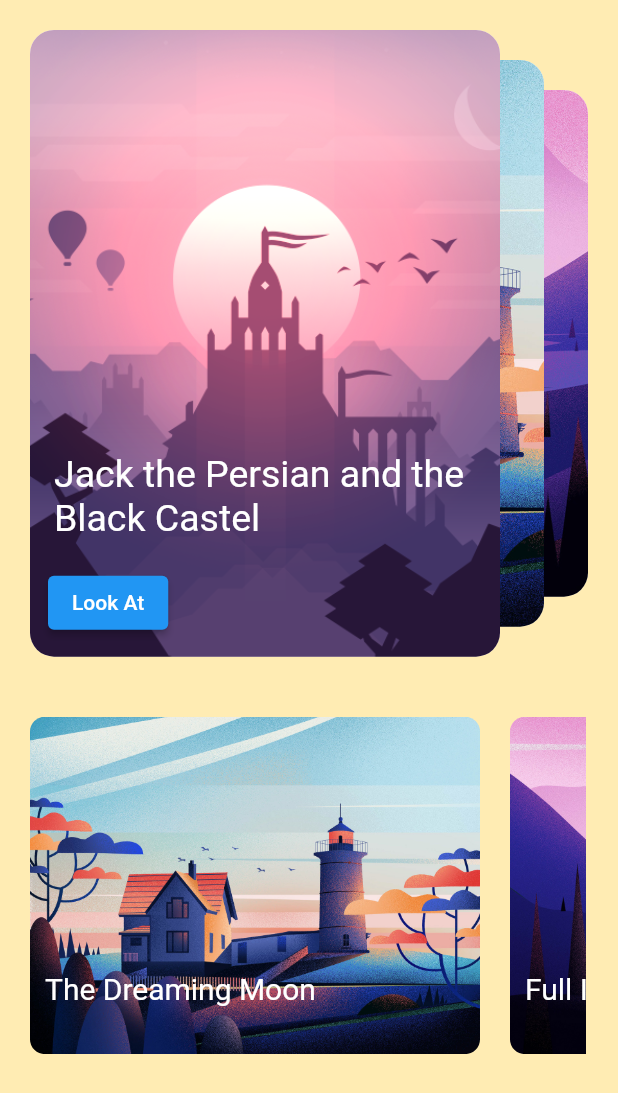
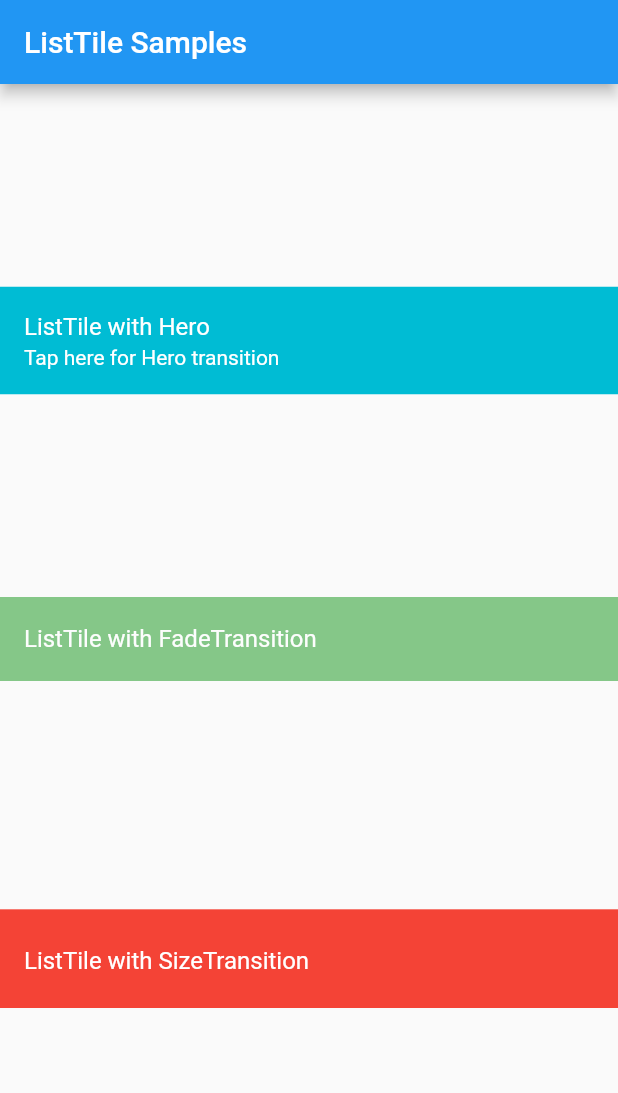
Before and after one commit to yavuzfk/ready_widgets, a Flutter app: the screen it shows after launch, on a phone screen of 412 x 824 dp. Shown: the top 1093 px of the screen. Run offline on Flutter 3.47's test engine with Material 2 defaults, Android fonts, the phone set to English and light mode, and no system bars; our stand-ins replace another_flushbar; Roboto replaces fonts that are missing (SF-Pro-Text-Regular).

Commit message:
animative list tile added

```diff
--- a/lib/main.dart
+++ b/lib/main.dart
@@ -1,5 +1,5 @@
 import 'package:flutter/material.dart';
-import 'package:ready_widgets/widgets/cards/cards_view.dart';
+import 'package:ready_widgets/widgets/user_message_widgets/animative_listTile.dart';
 
 void main() {
   runApp(const MyApp());
@@ -17,6 +17,6 @@ class MyApp extends StatelessWidget {
         theme: ThemeData(
             primarySwatch: Colors.blue,
             scaffoldBackgroundColor: Colors.amber.shade100),
-        home: const CardsView());
+        home: const ListTileApp());
   }
 }
--- /dev/null
+++ b/lib/widgets/user_message_widgets/animative_listTile.dart
@@ -0,0 +1,144 @@
+import 'package:flutter/material.dart';
+
+void main() => runApp(const ListTileApp());
+
+class ListTileApp extends StatelessWidget {
+  const ListTileApp({super.key});
+
+  @override
+  Widget build(BuildContext context) {
+    return MaterialApp(
+      theme: ThemeData(
+          listTileTheme: const ListTileThemeData(
+        textColor: Colors.white,
+      )),
+      home: Scaffold(
+        appBar: AppBar(title: const Text('ListTile Samples')),
+        body: const LisTileExample(),
+      ),
+    );
+  }
+}
+
+class LisTileExample extends StatefulWidget {
+  const LisTileExample({super.key});
+
+  @override
+  State<LisTileExample> createState() => _LisTileExampleState();
+}
+
+class _LisTileExampleState extends State<LisTileExample>
+    with TickerProviderStateMixin {
+  late final AnimationController _fadeController;
+  late final AnimationController _sizeController;
+  late final Animation<double> _fadeAnimation;
+  late final Animation<double> _sizeAnimation;
+
+  @override
+  void initState() {
+    super.initState();
+    _fadeController = AnimationController(
+      duration: const Duration(seconds: 3),
+      vsync: this,
+    )..repeat(reverse: true);
+
+    _sizeController = AnimationController(
+      duration: const Duration(milliseconds: 850),
+      vsync: this,
+    )..repeat(reverse: true);
+
+    _fadeAnimation = CurvedAnimation(
+      parent: _fadeController,
+      curve: Curves.easeInOut,
+    );
+
+    _sizeAnimation = CurvedAnimation(
+      parent: _sizeController,
+      curve: Curves.easeOut,
+    );
+  }
+
+  @override
+  void dispose() {
+    _fadeController.dispose();
+    _sizeController.dispose();
+    super.dispose();
+  }
+
+  @override
+  Widget build(BuildContext context) {
+    return Column(
+      mainAxisAlignment: MainAxisAlignment.spaceEvenly,
+      children: <Widget>[
+        Hero(
+          tag: 'ListTile-Hero',
+          // Wrap the ListTile in a Material widget so the ListTile has someplace
+          // to draw the animated colors during the hero transition.
+          child: Material(
+            child: ListTile(
+              title: const Text('ListTile with Hero'),
+              subtitle: const Text('Tap here for Hero transition'),
+              tileColor: Colors.cyan,
+              onTap: () {
+                Navigator.push(
+                  context,
+                  MaterialPageRoute<Widget>(builder: (BuildContext context) {
+                    return Scaffold(
+                      appBar: AppBar(title: const Text('ListTile Hero')),
+                      body: Center(
+                        child: Hero(
+                          tag: 'ListTile-Hero',
+                          child: Material(
+                            child: ListTile(
+                              title: const Text('ListTile with Hero'),
+                              subtitle: const Text('Tap here to go back'),
+                              tileColor: Colors.blue[700],
+                              onTap: () {
+                                Navigator.pop(context);
+                              },
+                            ),
+                          ),
+                        ),
+                      ),
+                    );
+                  }),
+                );
+              },
+            ),
+          ),
+        ),
+        FadeTransition(
+          opacity: _fadeAnimation,
+          // Wrap the ListTile in a Material widget so the ListTile has someplace
+          // to draw the animated colors during the fade transition.
+          child: const Material(
+            child: ListTile(
+              title: Text('ListTile with FadeTransition'),
+              selectedTileColor: Colors.green,
+              selectedColor: Colors.white,
+              selected: true,
+            ),
+          ),
+        ),
+        SizedBox(
+          height: 100,
+          child: Center(
+            child: SizeTransition(
+              sizeFactor: _sizeAnimation,
+              axisAlignment: -1.0,
+              // Wrap the ListTile in a Material widget so the ListTile has someplace
+              // to draw the animated colors during the size transition.
+              child: const Material(
+                child: ListTile(
+                  title: Text('ListTile with SizeTransition'),
+                  tileColor: Colors.red,
+                  minVerticalPadding: 25.0,
+                ),
+              ),
+            ),
+          ),
+        ),
+      ],
+    );
+  }
+}
```
Also changed, not shown: pubspec.lock.
